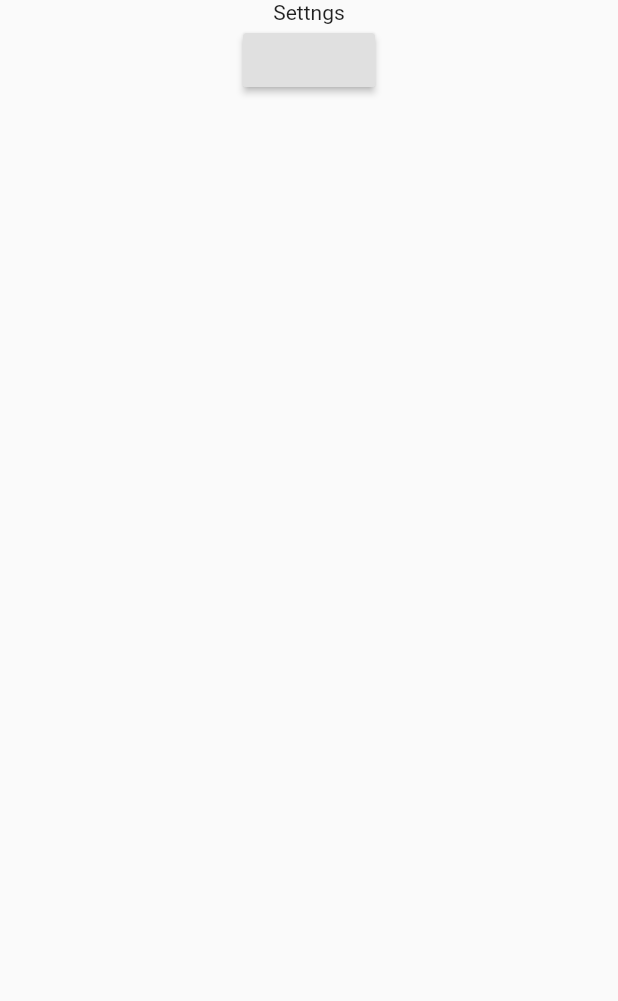
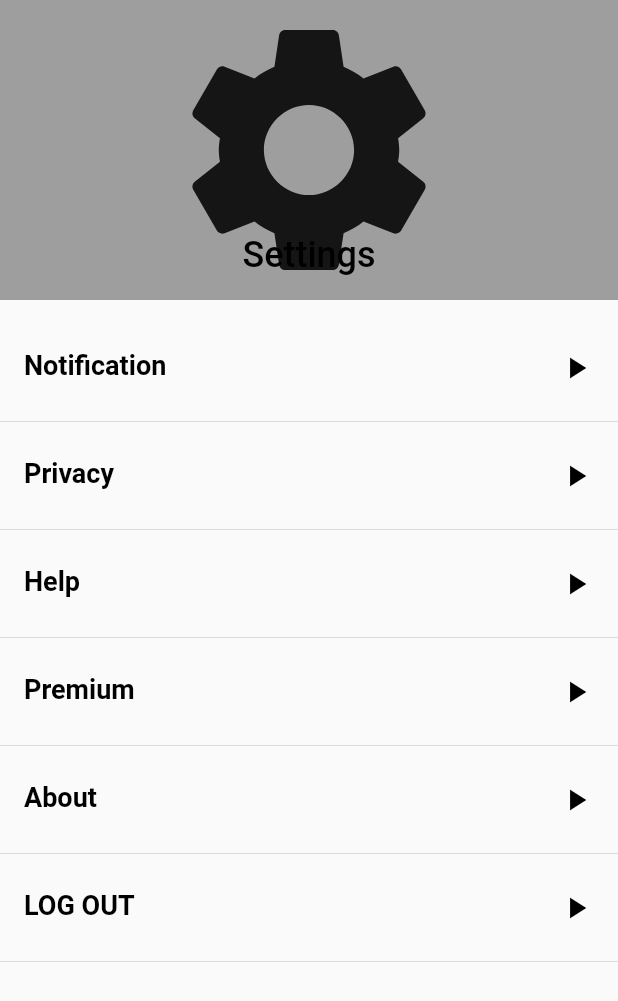
Before and after one commit to Dinox869/blur, a Flutter app: the settings screen opened directly, on a phone screen of 412 x 824 dp. Shown: the top 1001 px of the screen. Run offline on Flutter 3.47's test engine with Material 2 defaults, Android fonts, the phone set to English and light mode, and no system bars; our stand-ins replace cloud_firestore, firebase_auth, google_sign_in; missing offline and left inert: flutter_auth_buttons, flutter_facebook_login; accounts and stored records are empty; network calls fail; statements that could not run were skipped.

Commit message:
gift app

```diff
--- a/lib/settings.dart
+++ b/lib/settings.dart
@@ -1,23 +1,126 @@
 import 'package:flutter/material.dart';
 import 'package:blur/loginview.dart';
 
-class settings extends StatelessWidget{
+class settings extends StatelessWidget {
   @override
   Widget build(BuildContext context) {
     return Scaffold(
-      body: Center(
-        child: Column(
-          children: <Widget>[
-            Text("Settngs"),
-            RaisedButton(onPressed: (){
-              Navigator.push(context,MaterialPageRoute(builder: (context)=>
-                  loginview()
-              ));
-            })
-          ],
-        ),
-      ),
+        body: NestedScrollView(
+          headerSliverBuilder: (BuildContext context, bool innerBoxIsScrolled) {
+            return <Widget>[
+              SliverAppBar(
+                expandedHeight: 200.0,
+                floating: false,
+                pinned: false,
+                flexibleSpace: FlexibleSpaceBar(
+                  title: Text("Settings", style: TextStyle(
+                      color: Colors.black,
+                      fontSize: 16.0
+                  ),
+                  ),
+                  centerTitle: true,
+                  background: LayoutBuilder(builder: (context, constraint) {
+                    return new Icon(
+                        Icons.settings, size: constraint.biggest.height);
+                  }),
+                ),
+              )
+            ];
+          },
+          body: Container(
+            child: Container(
+              child: Column(
+                children: <Widget>[
+                  SizedBox(height: 17),
+                  ListTile(
+                    onTap: () {
+                      //
+                    },
+                    selected: true,
+                    leading: Text("Notification",
+                      style: TextStyle(color: Colors.black,
+                        fontSize: 18,
+                        fontWeight: FontWeight.bold,
+                      ),
+                    ),
+                    trailing: Icon(Icons.play_arrow, color: Colors.black),
+                  ),
+                  Divider(),
+                  ListTile(
+                    onTap: () {
+                      //
+                    },
+                    selected: true,
+                    leading: Text("Privacy",
+                      style: TextStyle(color: Colors.black,
+                        fontSize: 18,
+                        fontWeight: FontWeight.bold,
+                      ),
+                    ),
+                    trailing: Icon(Icons.play_arrow, color: Colors.black),
+                  ),
+                  Divider(),
+                  ListTile(
+                    onTap: () {
+                      //
+                    },
+                    selected: true,
+                    leading: Text("Help",
+                      style: TextStyle(color: Colors.black,
+                        fontSize: 18,
+                        fontWeight: FontWeight.bold,
+                      ),
+                    ),
+                    trailing: Icon(Icons.play_arrow, color: Colors.black),
+                  ),
+                  Divider(),
+                  ListTile(
+                    onTap: () {
+                      //
+                    },
+                    selected: true,
+                    leading: Text("Premium",
+                      style: TextStyle(color: Colors.black,
+                        fontSize: 18,
+                        fontWeight: FontWeight.bold,
+                      ),
+                    ),
+                    trailing: Icon(Icons.play_arrow, color: Colors.black),
+                  ),
+                  Divider(),
+                  ListTile(
+                    onTap: () {
+                      //
+                    },
+                    selected: true,
+                    leading: Text("About",
+                      style: TextStyle(color: Colors.black,
+                        fontSize: 18,
+                        fontWeight: FontWeight.bold,
+                      ),
+                    ),
+                    trailing: Icon(Icons.play_arrow, color: Colors.black),
+                  ),
+                  Divider(),
+                  ListTile(
+                    onTap: () {
+                      Navigator.of(context).pop();
+                    },
+                    selected: true,
+                    leading: Text("LOG OUT",
+                      style: TextStyle(color: Colors.black,
+                        fontSize: 18,
+                        fontWeight: FontWeight.bold,
+                      ),
+                    ),
+                    trailing: Icon(Icons.play_arrow, color: Colors.black),
+                  ),
+                  Divider(),
+                ],
+              ),
+            ),
+          ),
+        )
     );
   }
-
 }
--- a/pubspec.yaml
+++ b/pubspec.yaml
@@ -52,6 +52,7 @@ flutter:
   assets:
 
       -  assets/person.png
+      -  assets/searching.jpg
   #  - images/a_dot_ham.jpeg
 
   # An image asset can refer to one or more resolution-specific "variants", see
```
Also changed, not shown: lib/following.dart (added, +159 -0 lines), lib/follwers.dart (added, +136 -0 lines), lib/icon_profile.dart (+19 -3 lines), assets/searching.jpg (added).
